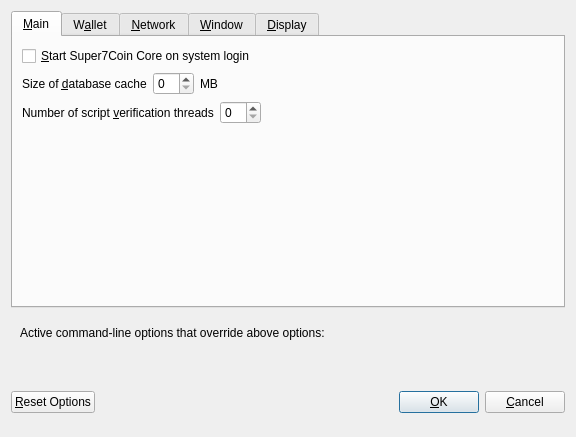
Qt form src/qt/forms/optionsdialog.ui (OmegaBlockchain/omegacoin) before a commit.
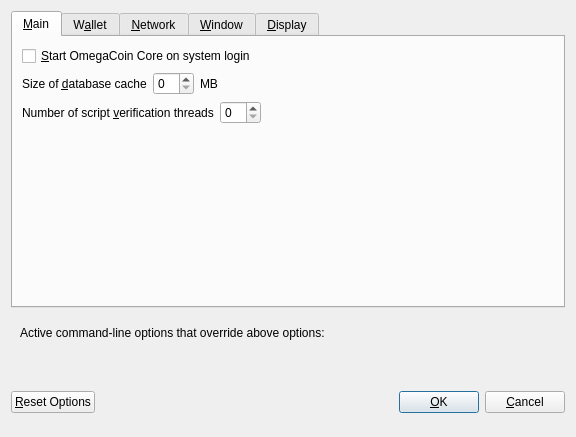
The same form after that commit. Custom widgets are drawn as their Qt base class.

The edit to the form file:
```diff
--- a/src/qt/forms/optionsdialog.ui
+++ b/src/qt/forms/optionsdialog.ui
@@ -33,7 +33,7 @@
           <string>Automatically start Super7Coin Core after logging in to the system.</string>
          </property>
          <property name="text">
-          <string>&amp;Start Super7Coin Core on system login</string>
+          <string>&amp;Start OmegaCoin Core on system login</string>
          </property>
         </widget>
        </item>
```
Left out of the diff: 14 changed lines with no effect on the pictures.
